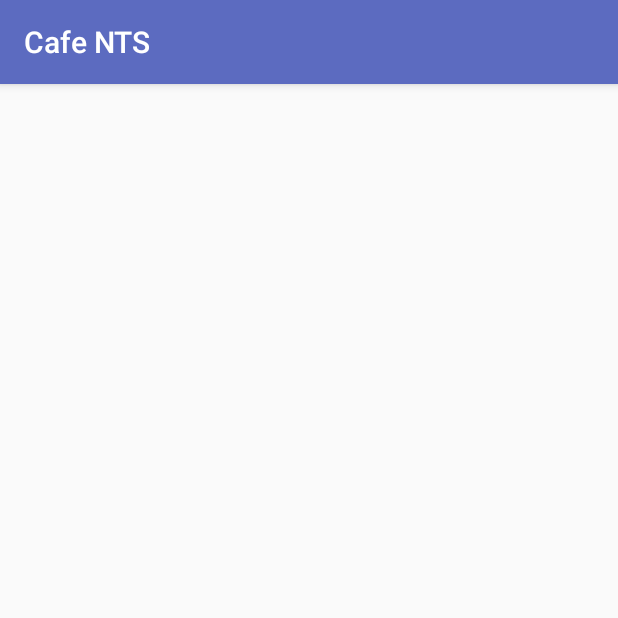
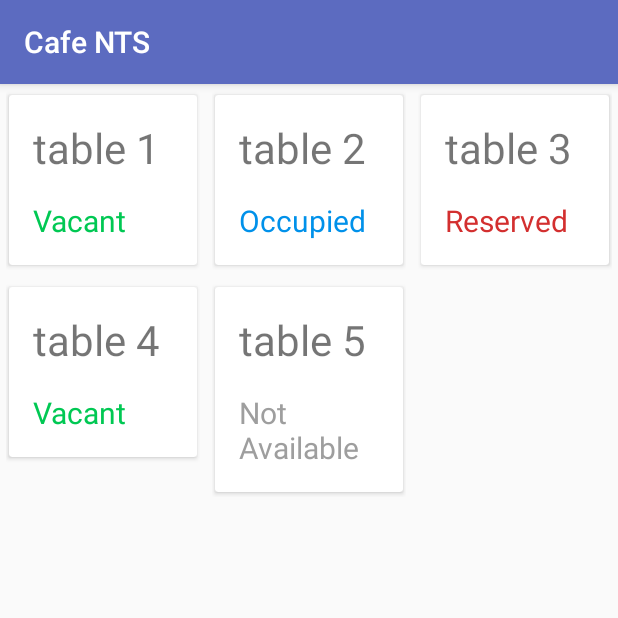
Before and after one commit to offvanHooijdonk/caffee-nts-android, an Android app: the TablesActivity screen opened directly, with no data from a screen before it, on a phone screen of 412 x 824 dp, the top half of it. Run offline under Robolectric (Android 15) with nearby library versions, the phone set to English and light mode, and no system bars; our stand-ins replace ButterKnife.

Commit message:
Added Activity for Table details.

```diff
--- a/app/build.gradle
+++ b/app/build.gradle
@@ -31,6 +31,7 @@ dependencies {
     ext.room_version = '1.0.0'
 
     implementation "com.android.support:appcompat-v7:$support_version"
+    implementation "com.android.support:design:$support_version"
     //implementation 'com.android.support.constraint:constraint-layout:1.0.2'
     implementation "com.android.support:recyclerview-v7:$support_version"
     implementation "com.android.support:cardview-v7:$support_version"
--- a/app/src/main/AndroidManifest.xml
+++ b/app/src/main/AndroidManifest.xml
@@ -35,6 +35,7 @@
             </intent-filter>
         </activity>
         <activity android:name=".presentation.ui.tables.TablesActivity" />
+        <activity android:name=".presentation.ui.tables.TableActivity" />
     </application>
 
 </manifest>
--- /dev/null
+++ b/app/src/main/java/by/nts/cafe/app/helper/ResHelper.java
@@ -0,0 +1,33 @@
+package by.nts.cafe.app.helper;
+
+import java.util.HashMap;
+import java.util.Map;
+
+import by.nts.cafe.app.R;
+import by.nts.cafe.app.model.TableModel;
+
+public class ResHelper {
+
+    private static Map<TableModel.STATUS, Integer> STATUS_TABLE_TITLES = new HashMap<>();
+    private static Map<TableModel.STATUS, Integer> STATUS_TABLE_COLORS = new HashMap<>();
+
+    static {
+        STATUS_TABLE_TITLES.put(TableModel.STATUS.VACANT, R.string.status_table_vacant);
+        STATUS_TABLE_TITLES.put(TableModel.STATUS.OCCUPIED, R.string.status_table_occupied);
+        STATUS_TABLE_TITLES.put(TableModel.STATUS.RESERVED, R.string.status_table_reserved);
+        STATUS_TABLE_TITLES.put(TableModel.STATUS.NOT_AVAILABLE, R.string.status_table_not_available);
+
+        STATUS_TABLE_COLORS.put(TableModel.STATUS.VACANT, R.color.status_table_vacant);
+        STATUS_TABLE_COLORS.put(TableModel.STATUS.OCCUPIED, R.color.status_table_occupied);
+        STATUS_TABLE_COLORS.put(TableModel.STATUS.RESERVED, R.color.status_table_reserved);
+        STATUS_TABLE_COLORS.put(TableModel.STATUS.NOT_AVAILABLE, R.color.status_table_not_available);
+    }
+
+    public static Integer getTableStatusTitleRes(TableModel.STATUS status) {
+        return STATUS_TABLE_TITLES.get(status);
+    }
+
+    public static Integer getTableStatusColorRes(TableModel.STATUS status) {
+        return STATUS_TABLE_COLORS.get(status);
+    }
+}
--- a/app/src/main/java/by/nts/cafe/app/helper/Transformsers.java
+++ b/app/src/main/java/by/nts/cafe/app/helper/rx/Transformsers.java
@@ -1,4 +1,4 @@
-package by.nts.cafe.app.helper;
+package by.nts.cafe.app.helper.rx;
 
 import io.reactivex.MaybeTransformer;
 import io.reactivex.ObservableTransformer;
--- a/app/src/main/java/by/nts/cafe/app/presentation/presenter/halls/HallsPresenter.java
+++ b/app/src/main/java/by/nts/cafe/app/presentation/presenter/halls/HallsPresenter.java
@@ -3,7 +3,7 @@ package by.nts.cafe.app.presentation.presenter.halls;
 import android.content.Context;
 import android.support.annotation.NonNull;
 
-import by.nts.cafe.app.helper.Transformsers;
+import by.nts.cafe.app.helper.rx.Transformsers;
 import by.nts.cafe.app.network.NetworkClientFactory;
 import by.nts.cafe.app.presentation.presenter.AbstractDisposePresenter;
 import by.nts.cafe.app.presentation.ui.halls.IHallsView;
--- a/app/src/main/java/by/nts/cafe/app/presentation/ui/halls/HallsActivity.java
+++ b/app/src/main/java/by/nts/cafe/app/presentation/ui/halls/HallsActivity.java
@@ -22,6 +22,7 @@ import by.nts.cafe.app.R;
 import by.nts.cafe.app.model.HallModel;
 import by.nts.cafe.app.presentation.presenter.halls.HallsPresenter;
 import by.nts.cafe.app.presentation.ui.pref.PreferenceActivity;
+import by.nts.cafe.app.presentation.ui.tables.TablesActivity;
 
 public class HallsActivity extends AppCompatActivity implements IHallsView, HallsAdapter.OnHallClickListener {
     @BindView(R.id.rvHalls)
@@ -80,7 +81,7 @@ public class HallsActivity extends AppCompatActivity implements IHallsView, Hall
 
     @Override
     public void onHallClick(HallModel hallModel) {
-        Toast.makeText(this, hallModel.getName(), Toast.LENGTH_LONG).show();
+        startActivity(new Intent(this, TablesActivity.class));
     }
 
     @Override
--- /dev/null
+++ b/app/src/main/java/by/nts/cafe/app/presentation/ui/tables/GuestOrderFragment.java
@@ -0,0 +1,6 @@
+package by.nts.cafe.app.presentation.ui.tables;
+
+import android.app.Fragment;
+
+public class GuestOrderFragment extends Fragment {
+}
--- a/app/src/main/java/by/nts/cafe/app/presentation/ui/tables/TablesActivity.java
+++ b/app/src/main/java/by/nts/cafe/app/presentation/ui/tables/TablesActivity.java
@@ -1,12 +1,12 @@
 package by.nts.cafe.app.presentation.ui.tables;
 
+import android.content.Intent;
 import android.os.Bundle;
 import android.support.annotation.Nullable;
 import android.support.v4.widget.SwipeRefreshLayout;
 import android.support.v7.app.AppCompatActivity;
 import android.support.v7.widget.GridLayoutManager;
 import android.support.v7.widget.RecyclerView;
-import android.widget.Toast;
 
 import java.util.ArrayList;
 import java.util.List;
@@ -32,14 +32,19 @@ public class TablesActivity extends AppCompatActivity implements TablesAdapter.O
         setContentView(R.layout.activity_tables);
         ButterKnife.bind(this);
 
+        initData();
         adapter = new TablesAdapter(this, tableList, this);
+        rvTable.setAdapter(adapter);
         rvTable.setLayoutManager(new GridLayoutManager(this, 3)); // TODO make number configurable/adaptive
-        rvTable.setAdapter(adapter);
+
+
+        refreshTables.setColorSchemeResources(R.color.refresh_1, R.color.refresh_2, R.color.refresh_3);
+        refreshTables.setOnRefreshListener(() -> {refreshTables.setRefreshing(false);});
     }
 
     @Override
     public void onTableClick(TableModel tableModel) {
-        Toast.makeText(this, "Table clicked", Toast.LENGTH_LONG).show();
+        startActivity(new Intent(this, TableActivity.class));
     }
 
     @Deprecated
--- a/app/src/main/java/by/nts/cafe/app/presentation/ui/tables/TablesAdapter.java
+++ b/app/src/main/java/by/nts/cafe/app/presentation/ui/tables/TablesAdapter.java
@@ -6,10 +6,14 @@ import android.support.v7.widget.RecyclerView;
 import android.view.LayoutInflater;
 import android.view.View;
 import android.view.ViewGroup;
+import android.widget.TextView;
 
 import java.util.List;
 
+import butterknife.BindView;
+import butterknife.ButterKnife;
 import by.nts.cafe.app.R;
+import by.nts.cafe.app.helper.ResHelper;
 import by.nts.cafe.app.model.TableModel;
 
 public class TablesAdapter extends RecyclerView.Adapter<TablesAdapter.ViewHolder> {
@@ -31,20 +35,38 @@ public class TablesAdapter extends RecyclerView.Adapter<TablesAdapter.ViewHolder
 
     @Override
     public void onBindViewHolder(ViewHolder vh, int position) {
+        TableModel table = tables.get(position);
 
+        vh.txtTableName.setText(table.getName());
+        vh.txtTableStatus.setText(ResHelper.getTableStatusTitleRes(table.getStatus()));
+        vh.txtTableStatus.setTextColor(ctx.getResources().getColor(
+                ResHelper.getTableStatusColorRes(table.getStatus())
+        ));
+
+        vh.root.setOnClickListener(v -> {
+            if (listener != null) listener.onTableClick(table);
+        });
     }
 
     @Override
     public int getItemCount() {
-        return 0;
+        return tables.size();
     }
 
     public static class ViewHolder extends RecyclerView.ViewHolder {
+        @BindView(R.id.cardRoot)
+        View root;
+        @BindView(R.id.txtTableName)
+        TextView txtTableName;
+        @BindView(R.id.txtTableStatus)
+        TextView txtTableStatus;
 
         public ViewHolder(View itemView) {
             super(itemView);
+            ButterKnife.bind(this, itemView);
         }
     }
+
 
     public interface OnTableClickListener {
         void onTableClick(TableModel tableModel);
--- /dev/null
+++ b/app/src/main/res/drawable/circle_number.xml
@@ -0,0 +1,4 @@
+<shape xmlns:android="http://schemas.android.com/apk/res/android"
+    android:shape="oval">
+    <solid android:color="@color/colorAccent"/>
+</shape>
--- /dev/null
+++ b/app/src/main/res/drawable/ic_add_24.xml
@@ -0,0 +1,5 @@
+<vector android:height="24dp" android:tint="#FFFFFF"
+    android:viewportHeight="24.0" android:viewportWidth="24.0"
+    android:width="24dp" xmlns:android="http://schemas.android.com/apk/res/android">
+    <path android:fillColor="#FF000000" android:pathData="M19,13h-6v6h-2v-6H5v-2h6V5h2v6h6v2z"/>
+</vector>
--- a/app/src/main/res/values/colors.xml
+++ b/app/src/main/res/values/colors.xml
@@ -3,8 +3,14 @@
     <color name="colorPrimary">@color/md_indigo_400</color>
     <color name="colorPrimaryDark">@color/md_indigo_600</color>
     <color name="colorAccent">@color/md_light_blue_A400</color>
+    <color name="colorAccentLite">@color/md_light_blue_A100</color>
 
     <color name="refresh_1">@color/md_light_blue_A400</color>
     <color name="refresh_2">@color/md_green_A700</color>
     <color name="refresh_3">@color/md_red_A200</color>
+
+    <color name="status_table_vacant">@color/md_green_A700</color>
+    <color name="status_table_occupied">@color/md_light_blue_A700</color>
+    <color name="status_table_reserved">@color/md_red_700</color>
+    <color name="status_table_not_available">@color/md_grey_500</color>
 </resources>
--- a/app/src/main/res/values/strings.xml
+++ b/app/src/main/res/values/strings.xml
@@ -16,4 +16,9 @@
     <string name="item_settings">Settings</string>
     <string name="item_sign_off">Sign off</string>
 
+    <string name="status_table_vacant">Vacant</string>
+    <string name="status_table_occupied">Occupied</string>
+    <string name="status_table_reserved">Reserved</string>
+    <string name="status_table_not_available">Not Available</string>
+
 </resources>
```
Also changed, not shown: app/src/main/java/by/nts/cafe/app/presentation/ui/tables/TableActivity.java (added, +22 -0 lines), app/src/main/res/layout/activity_table.xml (added, +78 -0 lines), app/src/main/res/layout/frag_guest_order.xml (added, +19 -0 lines), app/src/main/res/layout/item_guest.xml (added, +24 -0 lines).
